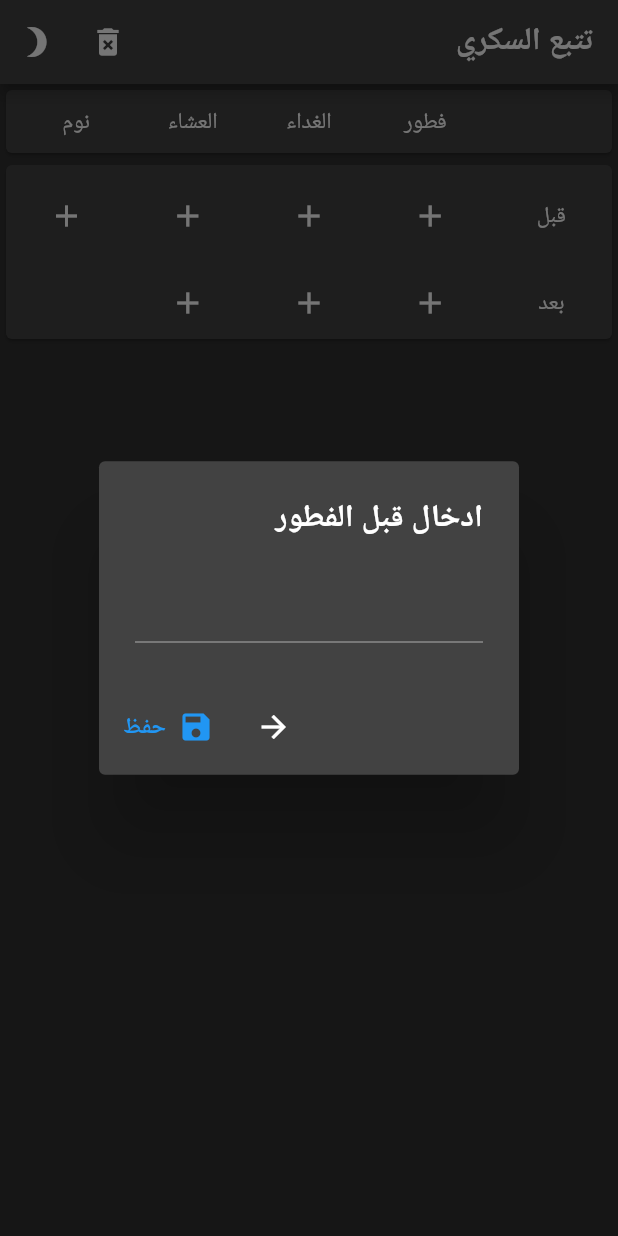
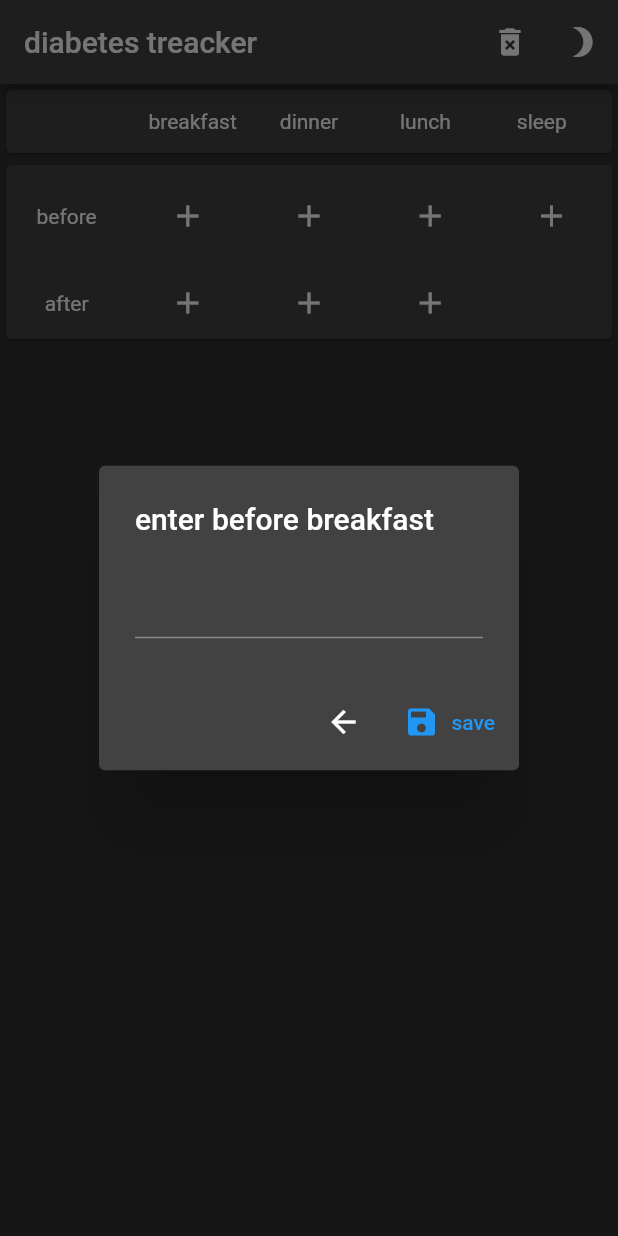
Before and after one commit to Ali1Ammar/diabetes, a Flutter app: the screen it shows after launch, after a tap on the "brightness 6" icon, after a tap on the "add" icon, on a phone screen of 412 x 824 dp. Run offline on Flutter 3.47's test engine with Material 2 defaults, Android fonts, the light colour scheme and no system bars; our stand-ins replace flutter_hooks, flutter_riverpod, freezed_annotation, moor, moor_flutter, riverpod and 1 more; generated files the repository leaves out were written again.

Commit message:
add localizations

```diff
--- a/lib/home/home_page.dart
+++ b/lib/home/home_page.dart
@@ -53,17 +53,17 @@ class HomePage extends ConsumerWidget {
                     ),
                   ),
                   if (!isEmpty)
-                    SliverToBoxAdapter(child: buildAvgMainCard(data)),
+                    SliverToBoxAdapter(child: buildAvgMainCard(context,data)),
                   SliverPersistentHeader(
                     pinned: true,
                     delegate: SliverFiexdHeaderDelegate(
-                        child: buildFixedTitleCard(ref, !cont.isLastEmpty),
+                        child: buildFixedTitleCard(context,ref, !cont.isLastEmpty),
                         height: 50),
                   ),
                   SliverList(
                       delegate: SliverChildBuilderDelegate((context, i) {
                     final e = data.data.elementAt(length - i - 1);
-                    return buildItem(ref, data, e);
+                    return buildItem(context,ref, data, e);
                   }, childCount: length)),
                 ],
               );
@@ -73,6 +73,7 @@ class HomePage extends ConsumerWidget {
   }
 
   buildItem(
+    BuildContext context,
       WidgetRef ref,
       ResultWithAvg<List<CalcWithAvg<Map<ReaderType, ReadItemData>>>> data,
       CalcWithAvg<Map<ReaderType, ReadItemData>> e) {
@@ -96,7 +97,7 @@ class HomePage extends ConsumerWidget {
             height: 10,
           ),
           RowItems(
-            title: 'قبل',
+            title: AppLocalizations.of(context)!.before ,
             data: items,
             types: const [
               ReaderType.beforeBreakfast,
@@ -110,7 +111,7 @@ class HomePage extends ConsumerWidget {
             height: 10,
           ),
           RowItems(
-            title: 'بعد',
+            title: AppLocalizations.of(context)!.after  ,
             onAddOrEdit: onAddOrEdit,
             data: items,
             types: const [
@@ -128,14 +129,14 @@ class HomePage extends ConsumerWidget {
                 children: [
                   Row(
                     children: [
-                      const Text('معدل : '),
+                       Text('${AppLocalizations.of(context)!.avg} : '),
                       Text(e.avg.toStringAsFixed(3)),
                     ],
                   ),
                   Row(
                     children: [
-                      const Text('تاريخ : '),
-                      Text(DateFormat('dd / MM EEEE', 'ar').format((date)))
+                       Text('${AppLocalizations.of(context)!.date } : '),
+                      Text(DateFormat('dd / MM EEEE', AppLocalizations.of(context)!.localeName  ).format((date)))
                     ],
                   ),
                 ],
@@ -146,7 +147,7 @@ class HomePage extends ConsumerWidget {
     );
   }
 
-  Card buildFixedTitleCard(WidgetRef ref, bool enableAdd) {
+  Card buildFixedTitleCard(BuildContext context, WidgetRef ref, bool enableAdd) {
     return Card(
       child: Padding(
         padding: const EdgeInsets.all(8.0),
@@ -161,17 +162,17 @@ class HomePage extends ConsumerWidget {
                   child: const Icon(Icons.add))
             else
               const SizedBox(),
-            const Text('فطور'),
-            const Text('الغداء'),
-            const Text('العشاء'),
-            const Text('نوم')
+             Text( AppLocalizations.of(context)!.breakfast  ),
+             Text( AppLocalizations.of(context)!.dinner  ),
+             Text( AppLocalizations.of(context)!.lunch  ),
+            Text( AppLocalizations.of(context)!.sleep  )
           ].map((e) => Expanded(child: Center(child: e))).toList(),
         ),
       ),
     );
   }
 
-  Card buildAvgMainCard(
+  Card buildAvgMainCard(BuildContext context,
       ResultWithAvg<List<CalcWithAvg<Map<ReaderType, ReadItemData>>>> data) {
     return Card(
         child: Padding(
@@ -179,9 +180,9 @@ class HomePage extends ConsumerWidget {
       child: Wrap(
         spacing: 10,
         children: [
-          Text('معدل شهر كامل : ${data.monthAvg.avg.toStringAsFixed(3)}'),
-          Text('معدل ثلاث اشهر  : ${data.monthAvg.avg.toStringAsFixed(3)}'),
-          Text('معدل كل القراءات  : ${data.allAvg.avg.toStringAsFixed(3)}'),
+          Text('${AppLocalizations.of(context)!.onemonthavg } : ${data.monthAvg.avg.toStringAsFixed(3)}'),
+          Text('${AppLocalizations.of(context)!.threemonthavg }  : ${data.monthAvg.avg.toStringAsFixed(3)}'),
+          Text('${AppLocalizations.of(context)!.allavg }  : ${data.allAvg.avg.toStringAsFixed(3)}'),
         ],
       ),
     ));
--- a/lib/home/rowitem.dart
+++ b/lib/home/rowitem.dart
@@ -2,6 +2,7 @@ import 'package:diabetes/modal/reader_type.dart';
 import 'package:flutter/material.dart';
 import 'package:flutter/widgets.dart';
 import 'package:flutter_hooks/flutter_hooks.dart';
+import 'package:flutter_gen/gen_l10n/app_localizations.dart';
 
 class RowItem extends StatelessWidget {
   final int? number;
@@ -25,14 +26,19 @@ class AddToDialog extends HookWidget {
   final int? number;
   final ReaderType type;
   final void Function(int) onDone;
-  const AddToDialog( {Key? key, required this.number, required this.type,required this.onDone})
+  const AddToDialog(
+      {Key? key,
+      required this.number,
+      required this.type,
+      required this.onDone})
       : super(key: key);
 
   @override
   Widget build(BuildContext context) {
     final cont = useTextEditingController(text: number?.toString());
     return AlertDialog(
-      title: Text('ادخال ${type.toArabic()}'),
+      title: Text(
+          '${AppLocalizations.of(context)!.enter} ${type.toRead(context)}'),
       content: Column(
         mainAxisSize: MainAxisSize.min,
         children: [
@@ -46,12 +52,12 @@ class AddToDialog extends HookWidget {
         const BackButton(),
         TextButton.icon(
             onPressed: () {
-              final numb = num.parse( cont.text ) ;
+              final numb = num.parse(cont.text);
               onDone(numb.toInt());
               Navigator.of(context).pop();
             },
             icon: const Icon(Icons.save),
-            label: const Text('حفظ'))
+            label:  Text( AppLocalizations.of(context)!.save  ))
       ],
     );
   }
--- a/lib/localization/app_ar.arb
+++ b/lib/localization/app_ar.arb
@@ -1,3 +1,26 @@
 {
-  "appTitle": "تتبع السكري"
+  "appTitle": "تتبع السكري",
+  "before": "قبل",
+  "after": "بعد",
+  "dinner": "العشاء",
+  "lunch": "الغداء",
+  "breakfast": "الفطور",
+  "sleep": "النوم",
+  "date":"التاريخ",
+  "avg": "المعدل",
+  "threemonthavg": "معدل لثلاث اشهر",
+  "onemonthavg": "معدل لاخر شهر",
+  "allavg":"معدل لكل بيانات",
+  "enter":"ادخال",
+  "save":"حفظ",
+  "areyousuredelete":"هل انت متاكد من حذف جميع البيانات",
+  "cancel":"الغاء",
+  "yesdelete": "نعم احذف",
+  "afterBreakfast":"بعد الفطور",
+  "afterDinner": "بعد العشاء",
+  "afterLunch": "بعد الغداء",
+  "beforeBreakfast":"قبل الفطور",
+  "beforeDinner": "قبل العشاء" ,
+  "beforeLunch": "قبل الغداء",
+  "beforeSleep": "قبل النوم"
 }
--- a/lib/localization/app_en.arb
+++ b/lib/localization/app_en.arb
@@ -1,3 +1,26 @@
 {
-  "appTitle": "diabetes treacker"
+  "appTitle": "diabetes treacker",
+    "before": "before",
+  "after": "after",
+  "dinner": "dinner",
+  "lunch": "lunch",
+  "breakfast": "breakfast",
+  "sleep": "sleep",
+  "date":"date",
+  "avg": "average",
+  "threemonthavg": "average for three month",
+  "onemonthavg": "average for one month",
+  "allavg":"average for all data",
+  "enter":"enter",
+  "save":"save",
+  "areyousuredelete":"are you sure you want to delete all data ?",
+  "cancel":"cancel",
+  "yesdelete": "yes, delete all data",
+  "afterBreakfast":"after breakfast",
+  "afterDinner": "after dinner",
+  "afterLunch": "after lunch",
+  "beforeBreakfast":"before breakfast",
+  "beforeDinner": "before dinner" ,
+  "beforeLunch": "before lunch",
+  "beforeSleep": "before sleep"
 }
--- a/lib/main/app.dart
+++ b/lib/main/app.dart
@@ -24,7 +24,7 @@ class MyApp extends StatelessWidget {
             GlobalWidgetsLocalizations.delegate,
             GlobalCupertinoLocalizations.delegate,
           ],
-          locale: const Locale('ar', ''),
+          // locale: const Locale('ar', ''),
           supportedLocales: const [
             Locale('ar', ''),
             Locale('en', ''),
--- a/lib/modal/reader_type.dart
+++ b/lib/modal/reader_type.dart
@@ -1,4 +1,6 @@
+import 'package:flutter/cupertino.dart';
 import 'package:moor/moor.dart';
+import 'package:flutter_gen/gen_l10n/app_localizations.dart';
 
 enum ReaderType {
   beforeBreakfast,
@@ -13,7 +15,32 @@ enum ReaderType {
 
 extension ReaderTypeConvertExt on ReaderType {
   String toJson() => typeToStringMap[this]!;
-  String toArabic() => typeToArabicMap[this]!;
+  String toRead(BuildContext context) {
+    switch (this) {
+      case ReaderType.beforeBreakfast:
+        return AppLocalizations.of(context)!.beforeBreakfast;
+      case ReaderType.afterBreakfast:
+        return AppLocalizations.of(context)!.afterBreakfast;
+
+      case ReaderType.beforeLunch:
+        return AppLocalizations.of(context)!.beforeLunch;
+
+      case ReaderType.afterLunch:
+        return AppLocalizations.of(context)!.afterLunch;
+
+      case ReaderType.beforeDinner:
+        return AppLocalizations.of(context)!.beforeDinner;
+
+      case ReaderType.afterDinner:
+        return AppLocalizations.of(context)!.afterDinner;
+
+      case ReaderType.beforeSleep:
+        return AppLocalizations.of(context)!.beforeSleep;
+
+      case ReaderType.empty:
+        return "empty";
+    }
+  }
 }
 
 ReaderType genderTypeFromString(String type) => stringToTypeMap[type]!;
@@ -38,7 +65,7 @@ const typeToStringMap = {
   ReaderType.beforeSleep: "beforeSleep",
 };
 
-const typeToArabicMap = {
+const typeToReadMap = {
   ReaderType.afterBreakfast: "بعد الفطور",
   ReaderType.afterDinner: "بعد الغداء",
   ReaderType.afterLunch: "بعد العشاء",
```
Also changed, not shown: lib/helper/widget/show_delete_dialog.dart (+4 -3 lines).
